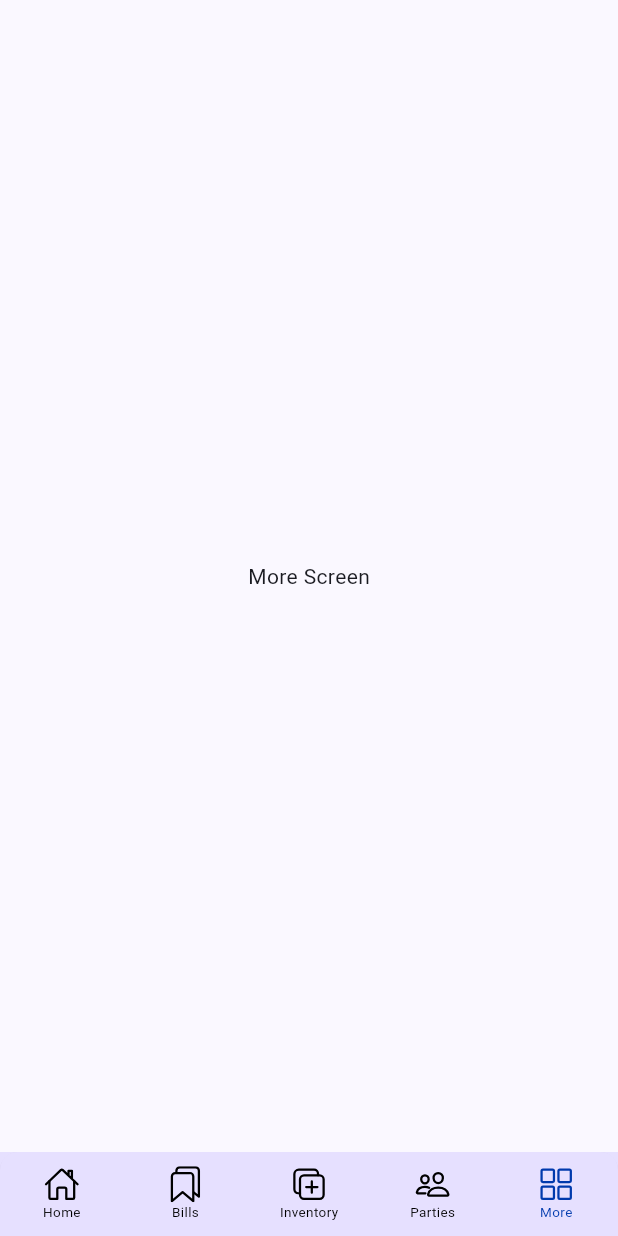
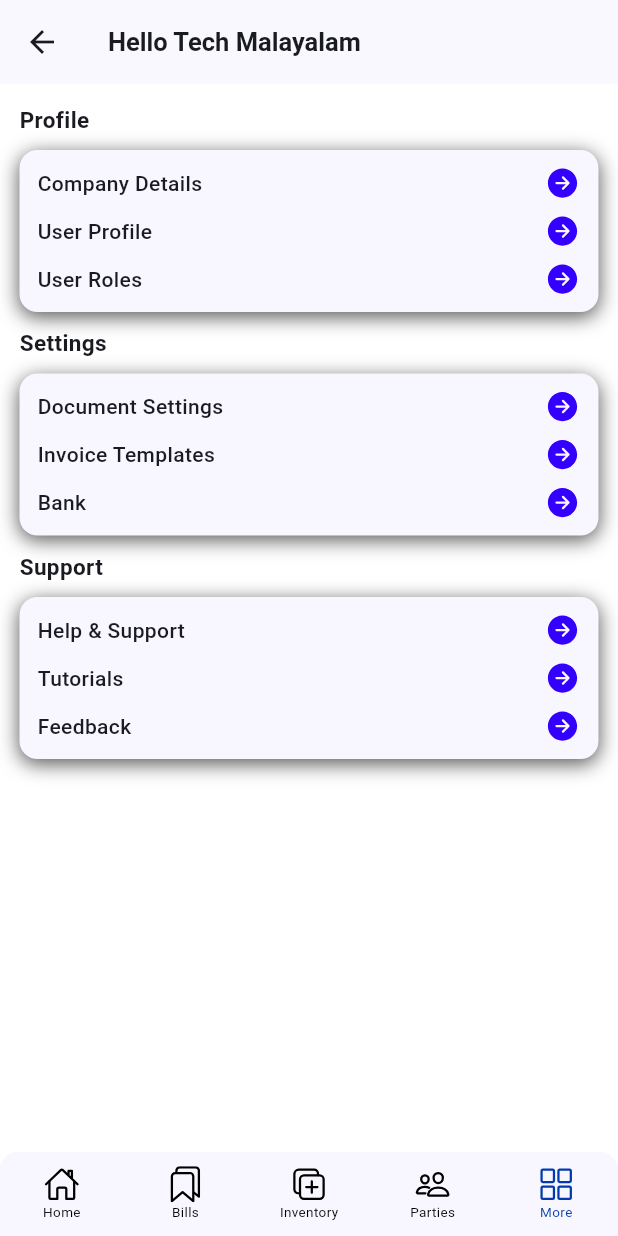
Before and after one commit to joyaljosephnote/sales_tracker_invoce_application, a Flutter app: the LandingScreen screen opened by its route, item 5 of the bottom bar chosen, on a phone screen of 412 x 824 dp. Run offline on Flutter 3.47's test engine with Material 2 defaults, Android fonts, the phone set to English and light mode, and no system bars; our stand-ins replace bloc, cloud_firestore, firebase_auth, firebase_core, flutter_bloc, flutter_svg and 3 more; accounts and stored records are empty.

Commit message:
more screen home added

```diff
--- a/lib/featurs/presentation/screens/mobile/home_screen/home_screen.dart
+++ b/lib/featurs/presentation/screens/mobile/home_screen/home_screen.dart
@@ -13,9 +13,9 @@ class HomeScreen extends StatelessWidget {
     return Scaffold(
       backgroundColor: AppTheamColors().scaffoldBackgroundColor,
       body: SafeArea(
-        child: Padding(
-          padding: const EdgeInsets.fromLTRB(10, 10, 10, 0),
-          child: SingleChildScrollView(
+        child: SingleChildScrollView(
+          child: Padding(
+            padding: const EdgeInsets.all(13),
             child: Column(
               children: [
                 const Align(
--- a/lib/featurs/presentation/screens/mobile/landing_screen/landing_screen.dart
+++ b/lib/featurs/presentation/screens/mobile/landing_screen/landing_screen.dart
@@ -63,7 +63,7 @@ class LandingScreen extends StatelessWidget {
               items: bottomnavItems,
               type: BottomNavigationBarType.fixed,
               currentIndex: state.tabIndex,
-              backgroundColor: AppTheamColors().scaffoldBackgroundColor,
+              backgroundColor: AppTheamColors().boxContainerColor,
               selectedItemColor: AppTheamColors().primaryColor,
               selectedFontSize: text9,
               unselectedFontSize: text9,
--- a/lib/featurs/presentation/screens/mobile/more_screen/more_screen.dart
+++ b/lib/featurs/presentation/screens/mobile/more_screen/more_screen.dart
@@ -1,12 +1,60 @@
 import 'package:flutter/material.dart';
+import 'package:sales_tracker/featurs/utils/colors/app_colors.dart';
+import 'package:sales_tracker/featurs/utils/components/more_screen_cmp/more_screen_cmp.dart';
+import 'package:sales_tracker/featurs/utils/widgets/box_decoration_widget.dart';
+import 'package:sales_tracker/featurs/utils/widgets/sized_box_widgets.dart';
 
 class MoreScreen extends StatelessWidget {
   const MoreScreen({super.key});
 
   @override
   Widget build(BuildContext context) {
-    return const Scaffold(
-      body: Center(child: Text('More Screen')),
+    return Scaffold(
+      backgroundColor: AppTheamColors().scaffoldBackgroundColor,
+      appBar: AppBar(title: MoreScreenHeadings().moreScreenAppbarHeading()),
+      body: SafeArea(
+        child: SingleChildScrollView(
+          child: Padding(
+            padding: const EdgeInsets.all(13),
+            child: Column(
+              children: [
+                Align(
+                    alignment: Alignment.centerLeft,
+                    child: MoreScreenHeadings().ProfileHeadings()),
+                heightSizedBox(heightValue: 10.0),
+                Container(
+                  alignment: Alignment.center,
+                  width: double.infinity,
+                  decoration: BoxDecorationForContainer().BoxShadowDecoration(),
+                  child: const ProfileSection(),
+                ),
+                heightSizedBox(heightValue: 10.0),
+                Align(
+                    alignment: Alignment.centerLeft,
+                    child: MoreScreenHeadings().SettingsHeadings()),
+                heightSizedBox(heightValue: 10.0),
+                Container(
+                  alignment: Alignment.center,
+                  width: double.infinity,
+                  decoration: BoxDecorationForContainer().BoxShadowDecoration(),
+                  child: const SettingsSection(),
+                ),
+                heightSizedBox(heightValue: 10.0),
+                Align(
+                    alignment: Alignment.centerLeft,
+                    child: MoreScreenHeadings().SupportHeadings()),
+                heightSizedBox(heightValue: 10.0),
+                Container(
+                  alignment: Alignment.center,
+                  width: double.infinity,
+                  decoration: BoxDecorationForContainer().BoxShadowDecoration(),
+                  child: const SupportSection(),
+                ),
+              ],
+            ),
+          ),
+        ),
+      ),
     );
   }
 }
--- a/lib/featurs/utils/colors/app_colors.dart
+++ b/lib/featurs/utils/colors/app_colors.dart
@@ -3,7 +3,9 @@ import 'package:flutter/material.dart';
 class AppTheamColors {
   final primaryColor = const Color(0xFF003AAD);
   final navUnselectedColor = Colors.black;
-  final scaffoldBackgroundColor = const Color.fromARGB(255, 230, 224, 255);
+  final scaffoldBackgroundColor = Color.fromARGB(255, 255, 255, 255);
+  final boxContainerColor = const Color.fromARGB(255, 248, 247, 255);
+  final boxShadowColor = const Color.fromARGB(255, 87, 87, 87);
 }
 
 class AppTextColors {
--- a/lib/featurs/utils/components/home_screen_cmp/home_screen_cmp.dart
+++ b/lib/featurs/utils/components/home_screen_cmp/home_screen_cmp.dart
@@ -86,7 +86,7 @@ class SalesAndPurchaseFilter extends StatelessWidget {
                       ),
                       Text(
                         "₹ 100.00",
-                        style: SalesAndPurchaseFilterTextStyle(),
+                        style: SalesAndPurchaseTextStyle(),
                       ),
                     ],
                   ),
@@ -101,7 +101,7 @@ class SalesAndPurchaseFilter extends StatelessWidget {
                       ),
                       Text(
                         "₹ 849.00",
-                        style: SalesAndPurchaseFilterTextStyle(),
+                        style: SalesAndPurchaseTextStyle(),
                       ),
                     ],
                   ),
@@ -116,6 +116,12 @@ class SalesAndPurchaseFilter extends StatelessWidget {
 
   // ignore: non_constant_identifier_names
   TextStyle SalesAndPurchaseFilterTextStyle() {
+    return TextStyle(
+        color: AppTextColors().textFilterColor, fontWeight: FontWeight.bold);
+  }
+
+  // ignore: non_constant_identifier_names
+  TextStyle SalesAndPurchaseTextStyle() {
     return TextStyle(
         color: AppTextColors().textSecondaryColor, fontWeight: FontWeight.bold);
   }
@@ -299,8 +305,10 @@ class MenuIconsWidget extends StatelessWidget {
           heightSizedBox(heightValue: 8.0),
           Text(
             buttonName,
-            style: const TextStyle(
-                color: Colors.black, fontSize: 10, fontWeight: FontWeight.w600),
+            style: TextStyle(
+                color: AppTextColors().textSecondaryColor,
+                fontSize: 10,
+                fontWeight: FontWeight.w600),
           ),
         ],
       ),
--- /dev/null
+++ b/lib/featurs/utils/components/more_screen_cmp/more_screen_cmp.dart
@@ -0,0 +1,182 @@
+import 'package:flutter/material.dart';
+import 'package:ionicons/ionicons.dart';
+import 'package:sales_tracker/featurs/utils/colors/app_colors.dart';
+import 'package:sales_tracker/featurs/utils/widgets/sized_box_widgets.dart';
+import 'package:sales_tracker/featurs/utils/widgets/text_style.dart';
+
+class MoreScreenHeadings {
+  Text moreScreenAppbarHeading() {
+    return const Text(
+      "Hello Tech Malayalam",
+      style: TextStyle(fontWeight: FontWeight.bold, fontSize: 17),
+    );
+  }
+
+  // ignore: non_constant_identifier_names
+  Container ProfileHeadings() =>
+      Container(child: textHeding1(data: "Profile", textSize: 15));
+  // ignore: non_constant_identifier_names
+  Container SettingsHeadings() =>
+      Container(child: textHeding1(data: "Settings", textSize: 15));
+  // ignore: non_constant_identifier_names
+  Container SupportHeadings() =>
+      Container(child: textHeding1(data: "Support", textSize: 15));
+}
+
+class ProfileSection extends StatelessWidget {
+  const ProfileSection({
+    super.key,
+  });
+
+  @override
+  Widget build(BuildContext context) {
+    return Column(
+      children: [
+        Container(
+          margin: const EdgeInsets.fromLTRB(12, 10, 12, 10),
+          child: Column(
+            children: [
+              GestureDetector(
+                onTap: () {},
+                child: MoreScreenSectionButton(
+                    heading: "Company Details",
+                    fontSize: 14,
+                    icon: Ionicons.arrow_forward_circle),
+              ),
+              heightSizedBox(heightValue: 8.0),
+              GestureDetector(
+                onTap: () {},
+                child: MoreScreenSectionButton(
+                    heading: "User Profile",
+                    fontSize: 14,
+                    icon: Ionicons.arrow_forward_circle),
+              ),
+              heightSizedBox(heightValue: 8.0),
+              GestureDetector(
+                onTap: () {},
+                child: MoreScreenSectionButton(
+                    heading: "User Roles",
+                    fontSize: 14,
+                    icon: Ionicons.arrow_forward_circle),
+              ),
+            ],
+          ),
+        ),
+      ],
+    );
+  }
+}
+
+class SettingsSection extends StatelessWidget {
+  const SettingsSection({
+    super.key,
+  });
+
+  @override
+  Widget build(BuildContext context) {
+    return Column(
+      children: [
+        Container(
+          margin: const EdgeInsets.fromLTRB(12, 10, 12, 10),
+          child: Column(
+            children: [
+              GestureDetector(
+                onTap: () {},
+                child: MoreScreenSectionButton(
+                    heading: "Document Settings",
+                    fontSize: 14,
+                    icon: Ionicons.arrow_forward_circle),
+              ),
+              heightSizedBox(heightValue: 8.0),
+              GestureDetector(
+                onTap: () {},
+                child: MoreScreenSectionButton(
+                    heading: "Invoice Templates",
+                    fontSize: 14,
+                    icon: Ionicons.arrow_forward_circle),
+              ),
+              heightSizedBox(heightValue: 8.0),
+              GestureDetector(
+                onTap: () {},
+                child: MoreScreenSectionButton(
+                    heading: "Bank",
+                    fontSize: 14,
+                    icon: Ionicons.arrow_forward_circle),
+              ),
+            ],
+          ),
+        ),
+      ],
+    );
+  }
+}
+
+class SupportSection extends StatelessWidget {
+  const SupportSection({
+    super.key,
+  });
+
+  @override
+  Widget build(BuildContext context) {
+    return Column(
+      children: [
+        Container(
+          margin: const EdgeInsets.fromLTRB(12, 10, 12, 10),
+          child: Column(
+            children: [
+              GestureDetector(
+                onTap: () {},
+                child: MoreScreenSectionButton(
+                    heading: "Help & Support",
+                    fontSize: 14,
+                    icon: Ionicons.arrow_forward_circle),
+              ),
+              heightSizedBox(heightValue: 8.0),
+              GestureDetector(
+                onTap: () {},
+                child: MoreScreenSectionButton(
+                    heading: "Tutorials",
+                    fontSize: 14,
+                    icon: Ionicons.arrow_forward_circle),
+              ),
+              heightSizedBox(heightValue: 8.0),
+              GestureDetector(
+                onTap: () {},
+                child: MoreScreenSectionButton(
+                    heading: "Feedback",
+                    fontSize: 14,
+                    icon: Ionicons.arrow_forward_circle),
+              ),
+            ],
+          ),
+        ),
+      ],
+    );
+  }
+}
+
+// ignore: must_be_immutable
+class MoreScreenSectionButton extends StatelessWidget {
+  MoreScreenSectionButton(
+      {super.key,
+      required this.heading,
+      required this.fontSize,
+      required this.icon});
+
+  String heading;
+  double fontSize;
+  IconData icon;
+
+  @override
+  Widget build(BuildContext context) {
+    return SizedBox(
+      child: Row(mainAxisAlignment: MainAxisAlignment.spaceBetween, children: [
+        textHeding2(data: heading, textSize: fontSize),
+        Icon(
+          icon,
+          color: AppButtonColors().buttonColor,
+        )
+      ]),
+    );
+  }
+}
--- a/lib/featurs/utils/widgets/box_decoration_widget.dart
+++ b/lib/featurs/utils/widgets/box_decoration_widget.dart
@@ -5,16 +5,16 @@ class BoxDecorationForContainer {
   // ignore: non_constant_identifier_names
   BoxDecoration BoxShadowDecoration() {
     return BoxDecoration(
-      color: AppTheamColors().scaffoldBackgroundColor,
+      color: AppTheamColors().boxContainerColor,
       borderRadius: const BorderRadius.all(
         Radius.circular(12),
       ),
-      boxShadow: const [
+      boxShadow: [
         BoxShadow(
-          color: Color.fromARGB(255, 28, 11, 127),
+          color: AppTheamColors().boxShadowColor,
           spreadRadius: 0,
-          blurRadius: 6,
-          offset: Offset(0, 3),
+          blurRadius: 11,
+          offset: const Offset(0, 3),
         ),
       ],
     );
```
